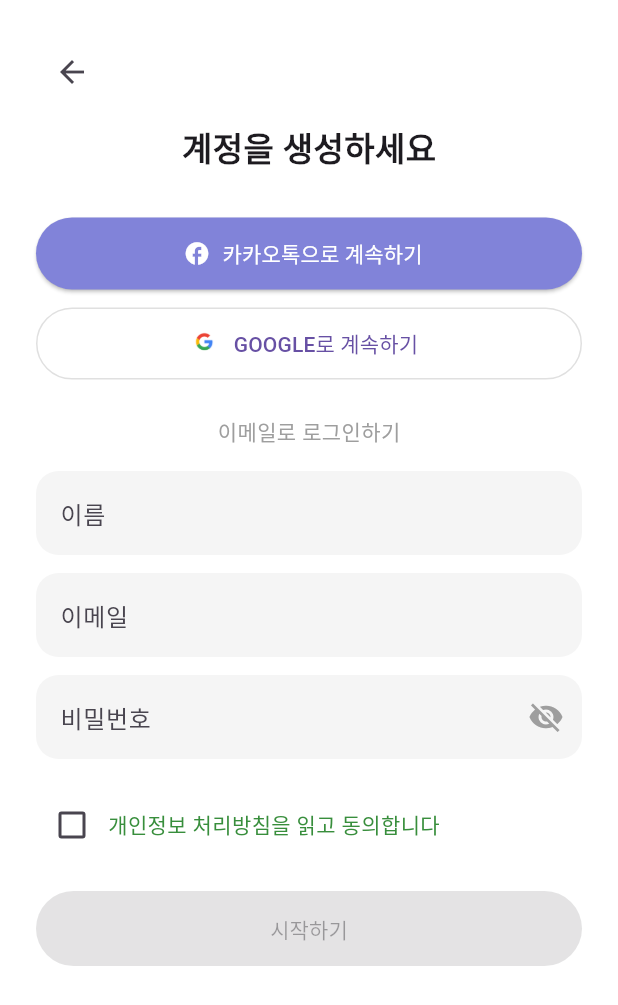
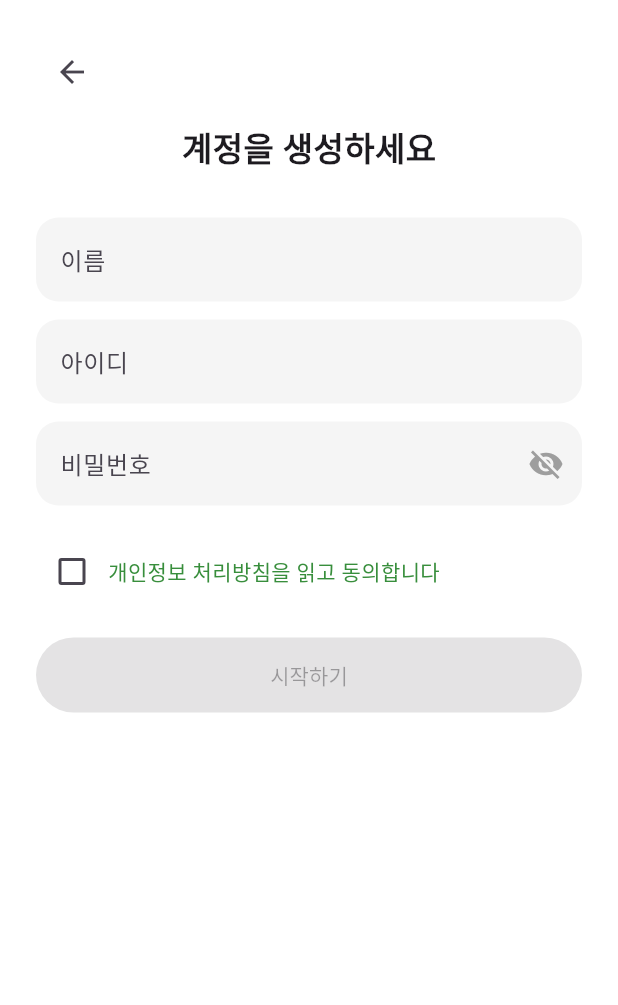
Before and after one commit to Ko-o-ala/Frontend, a Flutter app: the SignInScreen screen opened by its route, on a phone screen of 412 x 824 dp. Shown: the top 1005 px of the screen. Run offline on Flutter 3.47's test engine with Material 3 defaults, Android fonts, the phone set to English and light mode, and no system bars; our stand-ins replace hive, hive_flutter, percent_indicator; accounts and stored records are empty.

Commit message:
회원가입 화면 바꿈

```diff
--- a/lib/signin/signin.dart
+++ b/lib/signin/signin.dart
@@ -9,7 +9,7 @@ class SignInScreen extends StatefulWidget {
 
 class _SignInScreenState extends State<SignInScreen> {
   final TextEditingController nameController = TextEditingController();
-  final TextEditingController emailController = TextEditingController();
+  final TextEditingController idController = TextEditingController();
   final TextEditingController passwordController = TextEditingController();
 
   bool isPasswordVisible = false;
@@ -18,14 +18,14 @@ class _SignInScreenState extends State<SignInScreen> {
   @override
   void dispose() {
     nameController.dispose();
-    emailController.dispose();
+    idController.dispose();
     passwordController.dispose();
     super.dispose();
   }
 
   bool get isFormValid {
     return nameController.text.isNotEmpty &&
-        emailController.text.contains('@') &&
+        idController.text.isNotEmpty &&
         passwordController.text.length >= 6 &&
         agreedToPrivacy;
   }
@@ -50,42 +50,6 @@ class _SignInScreenState extends State<SignInScreen> {
               ),
               SizedBox(height: 30),
 
-              // 카카오 (Facebook 아이콘)
-              ElevatedButton.icon(
-                onPressed: () {},
-                icon: Icon(Icons.facebook, color: Colors.white),
-                label: Text('카카오톡으로 계속하기'),
-                style: ElevatedButton.styleFrom(
-                  backgroundColor: Color(0xFF8183D9),
-                  foregroundColor: Colors.white,
-                  minimumSize: Size(double.infinity, 48),
-                  shape: RoundedRectangleBorder(
-                    borderRadius: BorderRadius.circular(25),
-                  ),
-                ),
-              ),
-              SizedBox(height: 12),
-
-              // Google 버튼
-              OutlinedButton.icon(
-                onPressed: () {},
-                icon: Image.asset('assets/google_icon.png', height: 20),
-                label: Text('GOOGLE로 계속하기'),
-                style: OutlinedButton.styleFrom(
-                  minimumSize: Size(double.infinity, 48),
-                  shape: RoundedRectangleBorder(
-                    borderRadius: BorderRadius.circular(25),
-                  ),
-                  side: BorderSide(color: Colors.grey.shade300),
-                ),
-              ),
-              SizedBox(height: 24),
-
-              Center(
-                child: Text('이메일로 로그인하기', style: TextStyle(color: Colors.grey)),
-              ),
-              SizedBox(height: 16),
-
               // 이름 필드
               _buildInputField(
                 controller: nameController,
@@ -94,11 +58,10 @@ class _SignInScreenState extends State<SignInScreen> {
               ),
               SizedBox(height: 12),
 
-              // 이메일 필드
               _buildInputField(
-                controller: emailController,
-                hint: '이메일',
-                isValid: emailController.text.contains('@'),
+                controller: idController,
+                hint: '아이디',
+                isValid: idController.text.isNotEmpty,
               ),
               SizedBox(height: 12),
 
@@ -106,6 +69,7 @@ class _SignInScreenState extends State<SignInScreen> {
               TextField(
                 controller: passwordController,
                 obscureText: !isPasswordVisible,
+                onChanged: (_) => setState(() {}),
                 decoration: InputDecoration(
                   hintText: '비밀번호',
                   filled: true,
@@ -163,7 +127,7 @@ class _SignInScreenState extends State<SignInScreen> {
                 onPressed:
                     isFormValid
                         ? () {
-                          Navigator.pushReplacementNamed(context, '/welcome');
+                          Navigator.pushReplacementNamed(context, '/');
                         }
                         : null,
                 style: ElevatedButton.styleFrom(
```
